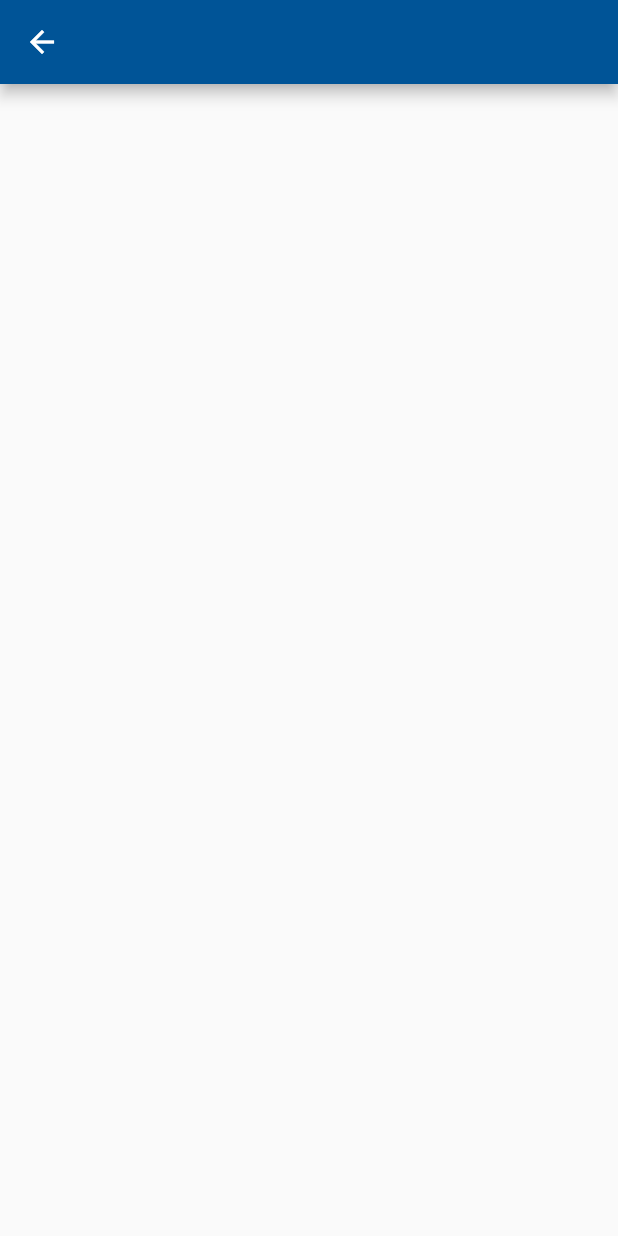
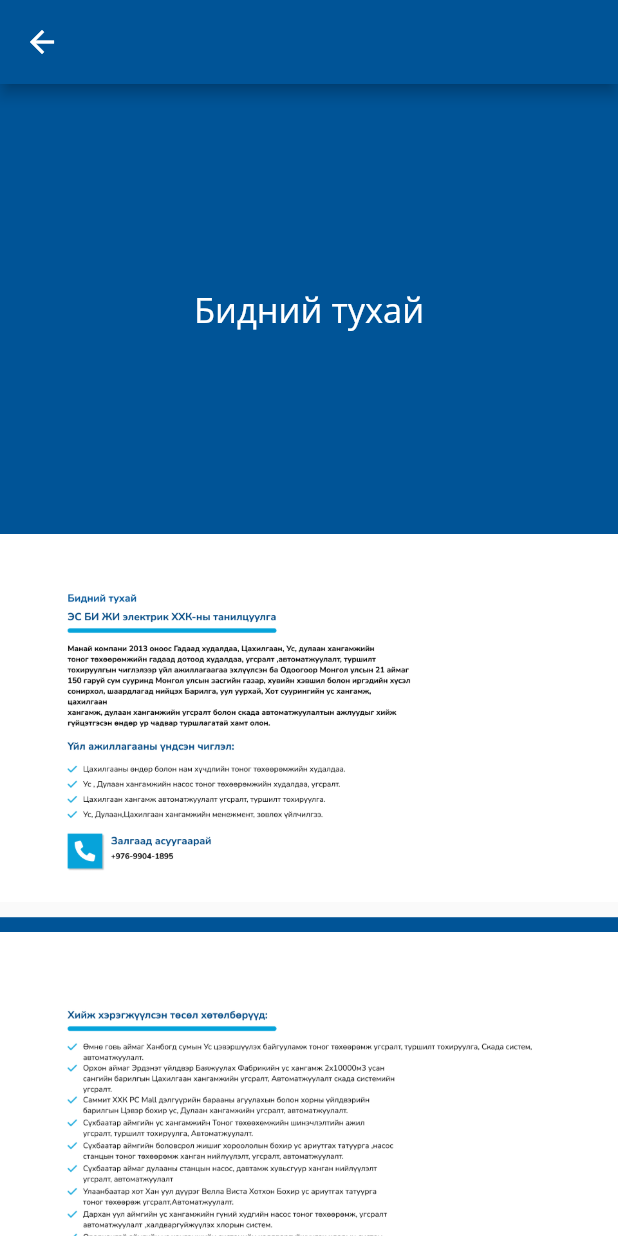
Before and after one commit to dotNameMush/sbgelectric, a Flutter app: the AboutScreen screen opened directly, on a phone screen of 412 x 824 dp. Run offline on Flutter 3.47's test engine with Material 2 defaults, Android fonts, the light colour scheme and no system bars; our stand-ins replace carousel_slider, cloud_firestore, file_picker, firebase_auth, firebase_core, firebase_storage and 3 more; accounts and stored records are empty.

Commit message:
about page

```diff
--- a/lib/core/app_core/routes.dart
+++ b/lib/core/app_core/routes.dart
@@ -1,4 +1,5 @@
 import 'package:sbgelectric/core/app_core/platform.dart';
+import 'package:sbgelectric/webview/about.dart';
 import 'package:sbgelectric/webview/admin/admin_login.dart';
 import 'package:sbgelectric/webview/admin/admin_panel.dart';
 import 'package:sbgelectric/webview/admin/not_admin.dart';
@@ -10,4 +11,5 @@ var appRoutes = {
   '/admin-login': (context) => const AdminLoginScreen(),
   '/not-admin': (context) => const NotAdminErrorScreen(),
   '/admin-panel': (context) => const AdminScreen(),
+  '/about-web': (context) => const AboutScreen(),
 };
--- a/lib/webview/about.dart
+++ b/lib/webview/about.dart
@@ -5,6 +5,30 @@ class AboutScreen extends StatelessWidget {
 
   @override
   Widget build(BuildContext context) {
-    return Scaffold(appBar: AppBar(), body: ListView(children: []));
+    return Scaffold(
+        appBar: AppBar(),
+        body: ListView(children: [
+          Container(
+            width: MediaQuery.of(context).size.width,
+            height: 300,
+            decoration: const BoxDecoration(color: Color(0xFF005497)),
+            child: const Center(
+              child: Text(
+                'Бидний тухай',
+                style: TextStyle(color: Colors.white, fontSize: 23),
+              ),
+            ),
+          ),
+          Image.asset('assets/about.png'),
+          const SizedBox(
+            height: 10,
+          ),
+          Container(
+            width: MediaQuery.of(context).size.width,
+            height: 10,
+            decoration: const BoxDecoration(color: Color(0xFF005497)),
+          ),
+          Image.asset('assets/about2.png')
+        ]));
   }
 }
```
Also changed, not shown: lib/webview/home.dart (+63 -25 lines), assets/about.png (added), assets/about2.png (added).
